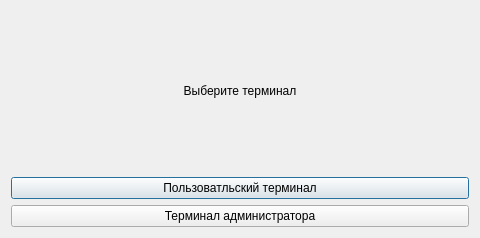
Old version of the form cinema_gui/terminal_picker_gui.ui in the repository OverLeo007/Laba8op.
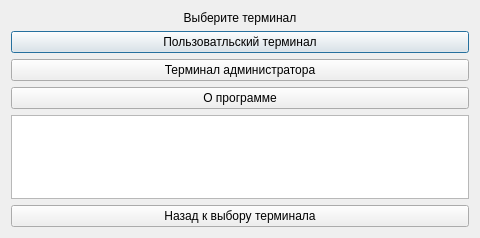
New version of the form.

Diff of the .ui file:
```diff
--- a/cinema_gui/terminal_picker_gui.ui
+++ b/cinema_gui/terminal_picker_gui.ui
@@ -49,6 +49,23 @@
        </property>
       </widget>
      </item>
+     <item>
+      <widget class="QPushButton" name="aboutButton">
+       <property name="text">
+        <string>О программе</string>
+       </property>
+      </widget>
+     </item>
+     <item>
+      <widget class="QTextBrowser" name="aboutTextBrowser"/>
+     </item>
+     <item>
+      <widget class="QPushButton" name="backButton">
+       <property name="text">
+        <string>Назад к выбору терминала</string>
+       </property>
+      </widget>
+     </item>
     </layout>
    </item>
   </layout>
```
